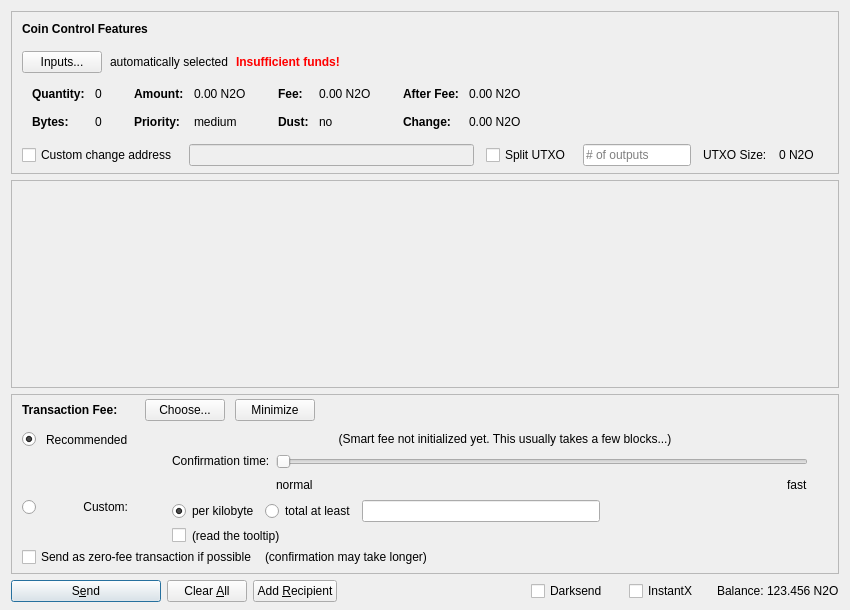
The window that src/qt/forms/sendcoinsdialog.ui (Salvage-Ex/salvage-old) describes before a commit, drawn with Qt 5.
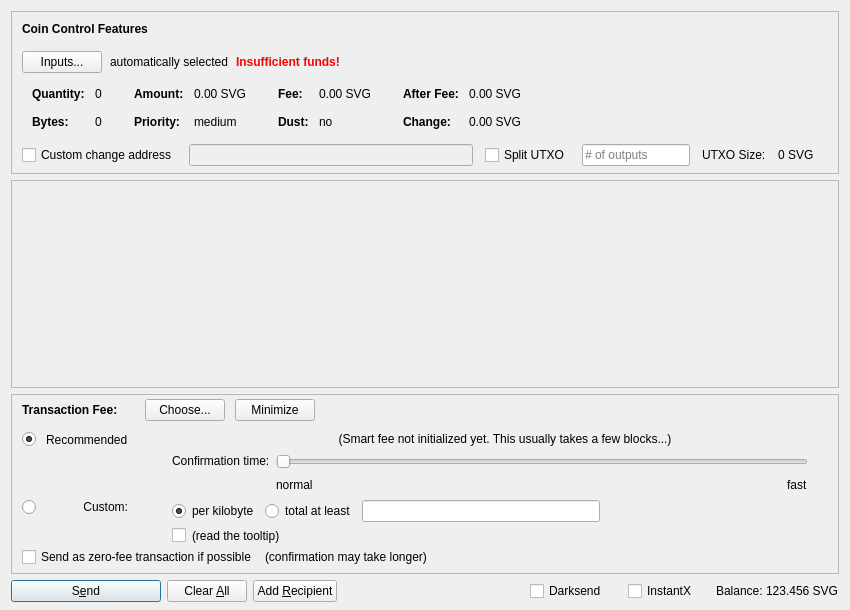
The same window after the commit. Icons and pictures are not drawn. Custom widgets are drawn as their Qt base class.

Diff of the .ui file:
```diff
--- a/src/qt/forms/sendcoinsdialog.ui
+++ b/src/qt/forms/sendcoinsdialog.ui
@@ -324,7 +324,7 @@
                   <enum>Qt::ActionsContextMenu</enum>
                  </property>
                  <property name="text">
-                  <string notr="true">0.00 N2O</string>
+                  <string notr="true">0.00 SVG</string>
                  </property>
                  <property name="textInteractionFlags">
                   <set>Qt::LinksAccessibleByMouse|Qt::TextSelectableByKeyboard|Qt::TextSelectableByMouse</set>
@@ -404,7 +404,7 @@
                   <enum>Qt::ActionsContextMenu</enum>
                  </property>
                  <property name="text">
-                  <string notr="true">0.00 N2O</string>
+                  <string notr="true">0.00 SVG</string>
                  </property>
                  <property name="textInteractionFlags">
                   <set>Qt::LinksAccessibleByMouse|Qt::TextSelectableByKeyboard|Qt::TextSelectableByMouse</set>
@@ -484,7 +484,7 @@
                   <enum>Qt::ActionsContextMenu</enum>
                  </property>
                  <property name="text">
-                  <string notr="true">0.00 N2O</string>
+                  <string notr="true">0.00 SVG</string>
                  </property>
                  <property name="textInteractionFlags">
                   <set>Qt::LinksAccessibleByMouse|Qt::TextSelectableByKeyboard|Qt::TextSelectableByMouse</set>
@@ -513,7 +513,7 @@
                   <enum>Qt::ActionsContextMenu</enum>
                  </property>
                  <property name="text">
-                  <string notr="true">0.00 N2O</string>
+                  <string notr="true">0.00 SVG</string>
                  </property>
                  <property name="textInteractionFlags">
                   <set>Qt::LinksAccessibleByMouse|Qt::TextSelectableByKeyboard|Qt::TextSelectableByMouse</set>
@@ -594,7 +594,7 @@
           <item>
            <widget class="QLabel" name="labelBlockSize">
             <property name="text">
-             <string>0 N2O</string>
+             <string>0 SVG</string>
             </property>
            </widget>
           </item>
@@ -1435,7 +1435,7 @@
           <cursorShape>IBeamCursor</cursorShape>
          </property>
          <property name="text">
-          <string notr="true">123.456 N2O</string>
+          <string notr="true">123.456 SVG</string>
          </property>
          <property name="textInteractionFlags">
           <set>Qt::LinksAccessibleByMouse|Qt::TextSelectableByKeyboard|Qt::TextSelectableByMouse</set>
```
Left out of the diff: 16 changed lines with no effect on the pictures.
